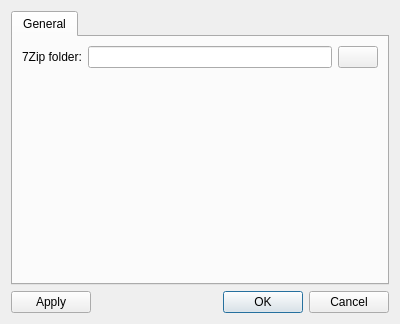
roman-zm/qBackup, file settings.ui: the form before one commit.
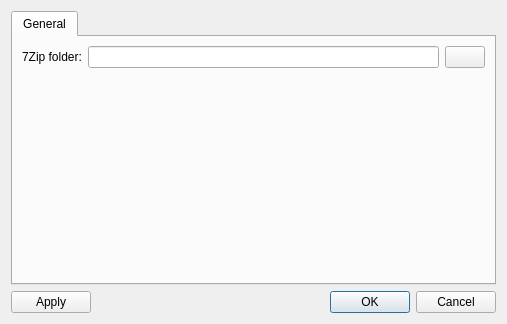
The form after the commit.

Diff of the .ui file:
```diff
--- a/settings.ui
+++ b/settings.ui
@@ -6,7 +6,7 @@
    <rect>
     <x>0</x>
     <y>0</y>
-    <width>400</width>
+    <width>507</width>
     <height>324</height>
    </rect>
   </property>
```
